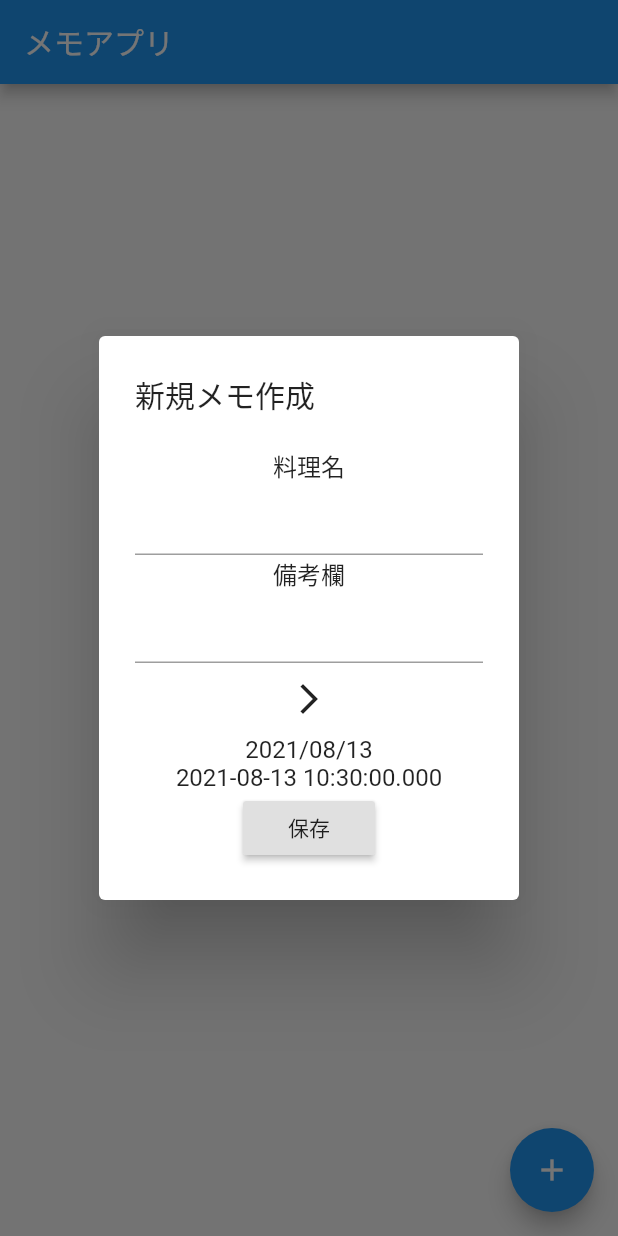
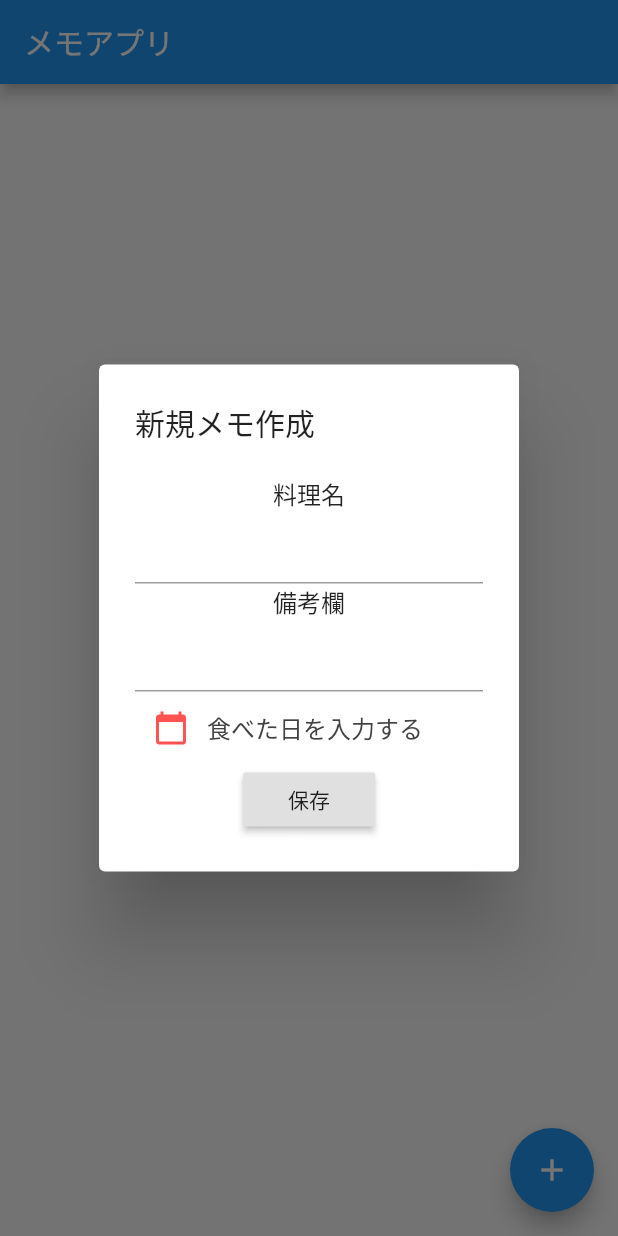
Before and after one commit to omuomuMG/FoodRecords, a Flutter app: the screen it shows after launch, after a tap on the "add" icon, on a phone screen of 412 x 824 dp. Run offline on Flutter 3.47's test engine with Material 2 defaults, Android fonts, the light colour scheme and no system bars; our stand-ins replace flutter_datetime_picker, sqflite; accounts and stored records are empty.

Commit message:
更新日を追加

```diff
--- a/lib/HomeListView.dart
+++ b/lib/HomeListView.dart
@@ -35,25 +35,16 @@ class MySqlPage extends StatefulWidget {
 class _MySqlPageState extends State<MySqlPage> {
   List<Memo> memoList = [];
   final myController = TextEditingController();
+  final subDataController = TextEditingController();
   final upDateController = TextEditingController();
-  final subDataController = TextEditingController();
+  final upDateSubController = TextEditingController();
+
   var selectedvalue;
 
   // 選択した日時を格納する変数
   var _mydatetime = new DateTime.now();
 
   var formatter = new DateFormat('yyyy/MM/dd');
-
-  // DateTime _date = new DateFormat.yMMMd('ja').format(DateTime.now()).toString() as DateTime;
-
-  // Future<Null> _selectDate(BuildContext context) async {
-  //   final DateTime? picked = await showDatePicker(
-  //       context: context,
-  //       initialDate: _date,
-  //       firstDate: new DateTime(2016),
-  //       lastDate: new DateTime.now().add(new Duration(days: 360)));
-  //   if (picked != null) setState(() => _date = picked);
-  // }
 
   String getTodayDate() {
     initializeDateFormatting('ja');
@@ -70,6 +61,8 @@ class _MySqlPageState extends State<MySqlPage> {
     subDataController.dispose();
     super.dispose();
   }
+
+  bool dateDone = false;
 
   @override
   Widget build(BuildContext context) {
@@ -131,6 +124,9 @@ class _MySqlPageState extends State<MySqlPage> {
                                                 index: index,
                                                 selectedvalue:
                                                     memoList[index].id,
+                                                myController: myController.text,
+                                                subDataController:
+                                                    subDataController.text,
                                               )),
                                     );
                                   },
@@ -173,7 +169,8 @@ class _MySqlPageState extends State<MySqlPage> {
             onPressed: () {
               showDialog(
                   context: context,
-                  builder: (_) => AlertDialog(
+                  builder: (_) => StatefulBuilder(builder: (context, setState) {
+                        return AlertDialog(
                           title: Text("新規メモ作成"),
                           content: Column(
                             mainAxisSize: MainAxisSize.min,
@@ -182,11 +179,8 @@ class _MySqlPageState extends State<MySqlPage> {
                               TextField(controller: myController),
                               Text('備考欄'),
                               TextField(controller: subDataController),
-                            // Center(child: Text("${_date}")),
-                            // new RaisedButton(
-                            //   onPressed: () => _selectDate(context),
-                            //   child: new Text('日付選択'),
-                            // ),
+                              Row(
+                                children: [
                                   IconButton(
                                     onPressed: () {
                                       DatePicker.showDatePicker(context,
@@ -199,16 +193,31 @@ class _MySqlPageState extends State<MySqlPage> {
                                         print("Done $date");
                                         setState(() {
                                           _mydatetime = date;
+                                          dateDone = true;
                                         });
                                       },
                                           currentTime: DateTime.now(),
                                           locale: LocaleType.jp);
                                     },
-                                icon: Icon(Icons.arrow_forward_ios)),
-                            Text(
+                                    icon: Icon(
+                                      Icons.calendar_today,
+                                      color: Colors.redAccent,
+                                    ),
+                                  ),
+                                  dateDone
+                                      ? Text(
                                           formatter.format(_mydatetime),
+                                        )
+                                      : Text(
+                                          "食べた日を入力する",
+                                          style: TextStyle(
+                                              color: Colors.grey[800]),
                                         ),
-                            Text("$_mydatetime"),
+                                ],
+                              ),
+                              // Text(
+                              //   formatter.format(_mydatetime),
+                              // ),
                               RaisedButton(
                                 child: Text('保存'),
                                 onPressed: () async {
@@ -218,13 +227,16 @@ class _MySqlPageState extends State<MySqlPage> {
                                     subtext: subDataController.text,
                                     createdDate: getTodayDate(),
                                     eatDate: formatter.format(_mydatetime),
+                                    updateDate: "未編集",
                                   );
                                   await Memo.insertMemo(_memo);
-                                final List<Memo> memos = await Memo.getMemos();
+                                  final List<Memo> memos =
+                                      await Memo.getMemos();
                                   setState(() {
                                     memoList = memos;
                                     selectedvalue = selectedvalue;
                                   });
+
                                   myController.clear();
                                   subDataController.clear();
                                   Navigator.pop(context);
@@ -232,7 +244,8 @@ class _MySqlPageState extends State<MySqlPage> {
                               ),
                             ],
                           ),
-                      ));
+                        );
+                      }));
             },
           ),
           SizedBox(height: 20),
--- a/lib/sqlLite.dart
+++ b/lib/sqlLite.dart
@@ -7,12 +7,14 @@ class Memo {
   final String subtext;
   final String createdDate;
   final String eatDate;
+  final updateDate;
   Memo(
       {required this.id,
       required this.text,
       required this.subtext,
       required this.createdDate,
-      required this.eatDate});
+      required this.eatDate,
+      this.updateDate});
 
   Map<String, dynamic> toMap() {
     return {
@@ -21,20 +23,21 @@ class Memo {
       "subText": subtext,
       "createdDate": createdDate,
       "eatDate": eatDate,
+      "updateDate": updateDate,
     };
   }
 
   @override
   String toString() {
-    return 'Memo{id: $id, text: $text, subtext: $subtext, createdDate: $createdDate, eatDate: $eatDate}';
+    return 'Memo{id: $id, text: $text, subtext: $subtext, createdDate: $createdDate, eatDate: $eatDate, updateDate: $updateDate}';
   }
 
   static Future<Database> get database async {
     final Future<Database> _database = openDatabase(
-      join(await getDatabasesPath(), 'memo_database4.db'),
+      join(await getDatabasesPath(), 'memo_database5.db'),
       onCreate: (db, version) {
         return db.execute(
-          "CREATE TABLE memo(id INTEGER PRIMARY KEY AUTOINCREMENT, text TEXT, subtext TEXT, createdDate TEXT, eatDate TEXT)",
+          "CREATE TABLE memo(id INTEGER PRIMARY KEY AUTOINCREMENT, text TEXT, subtext TEXT, createdDate TEXT, eatDate TEXT, updateDate TEXT)",
         );
       },
       version: 2,
@@ -60,7 +63,8 @@ class Memo {
           text: maps[i]['text'],
           subtext: maps[i]['subtext'],
           createdDate: maps[i]['createdDate'],
-          eatDate: maps[i]['eatDate']);
+          eatDate: maps[i]['eatDate'],
+          updateDate: maps[i]['updateDate']);
     });
   }
 
```
Also changed, not shown: lib/AboutView.dart (+80 -41 lines). Lines whose indentation alone changed are shown as unchanged.
